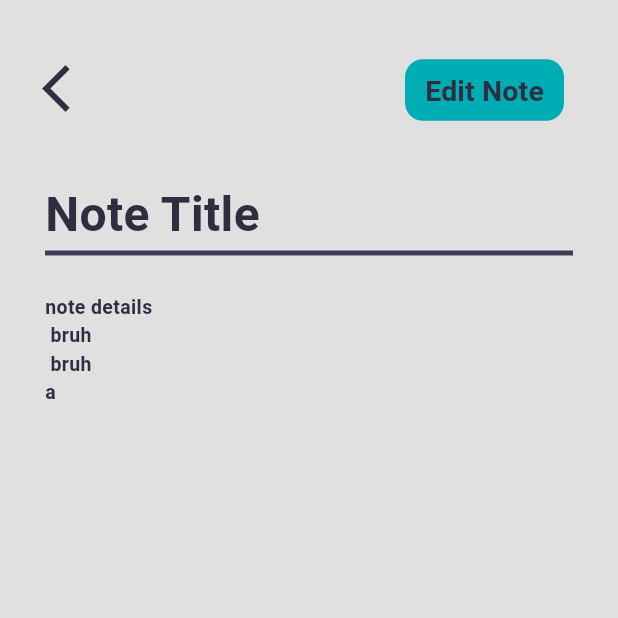
After one commit to mahdiezati0/js_project_Front, a Flutter app: the PreviewNote screen opened directly, on a phone screen of 412 x 824 dp, the top half of it. The commit adds this screen. Run offline on Flutter 3.47's test engine with Material 3 defaults, Android fonts, the phone set to English and light mode, and no system bars; network calls fail; Roboto replaces fonts that are missing (Mulish).

```diff
--- a/lib/create_note.dart
+++ b/lib/create_note.dart
@@ -43,7 +43,7 @@ class CreateNote extends StatelessWidget {
       } else if (response.statusCode == 400) {
         ScaffoldMessenger.of(context).showSnackBar(
           SnackBar(
-            content: Text('Failed: 400'),
+            content: Text('Please Check Your Internet Connection'),
             backgroundColor: Colors.red,
           ),
         );
@@ -51,7 +51,7 @@ class CreateNote extends StatelessWidget {
         // Initial
         ScaffoldMessenger.of(context).showSnackBar(
           SnackBar(
-            content: Text('Initial'),
+            content: Text('Please Check Your Internet Connection'),
             backgroundColor: Colors.blue,
           ),
         );
@@ -60,7 +60,7 @@ class CreateNote extends StatelessWidget {
       print('Error adding note: $error');
       ScaffoldMessenger.of(context).showSnackBar(
         SnackBar(
-          content: Text('Error adding note. Please try again.'),
+          content: Text('Please Check Your Internet Connection'),
           backgroundColor: Colors.red,
         ),
       );
--- a/lib/edit_note.dart
+++ b/lib/edit_note.dart
@@ -63,7 +63,7 @@ class EditNote extends StatelessWidget {
       print('Error updating note: $error');
       ScaffoldMessenger.of(context).showSnackBar(
         SnackBar(
-          content: Text('Error updating note. Please try again.'),
+          content: Text('Please Check Your Internet Connection'),
           backgroundColor: Colors.red,
         ),
       );
--- /dev/null
+++ b/lib/preview.dart
@@ -0,0 +1,138 @@
+import 'package:flutter/cupertino.dart';
+import 'package:flutter/material.dart';
+import 'package:flutter/widgets.dart';
+import 'edit_note.dart';
+
+class PreviewNote extends StatelessWidget {
+  const PreviewNote({super.key});
+
+  @override
+  Widget build(BuildContext context) {
+    TextTheme textTheme = Theme.of(context).textTheme;
+    return Scaffold(
+      backgroundColor: Color(0xffE0E0E0),
+      appBar: AppBar(
+        toolbarHeight: 100,
+        backgroundColor: Color(0xffE0E0E0),
+        elevation: 0.0,
+        leading: Padding(
+          padding: const EdgeInsets.only(top: 18.0, left: 20),
+          child: IconButton(
+            icon: Icon(
+              Icons.arrow_back_ios,
+              color: Color(0xff2F2E41),
+              size: 38,
+            ),
+            onPressed: () {
+              Navigator.of(context).pop();
+            },
+          ),
+        ),
+        title: Padding(
+          padding: const EdgeInsets.only(top: 8.0, right: 10),
+          child: Align(
+            alignment: Alignment.centerRight,
+            child: Padding(
+              padding: const EdgeInsets.only(top: 12.0, right: 10),
+              child: SizedBox(
+                height: 41,
+                width: 106,
+                child: TextButton(
+                  style: Theme.of(context).textButtonTheme.style!.copyWith(
+                        backgroundColor:
+                            MaterialStateProperty.all(Color(0xff00ADB5)),
+                        shape: MaterialStateProperty.all(RoundedRectangleBorder(
+                          borderRadius: BorderRadius.circular(12),
+                        )),
+                      ),
+                  onPressed: () {
+                    Navigator.push(
+                      context,
+                      MaterialPageRoute(
+                        builder: (context) => EditNote(
+                          memoId: '1',
+                          initialTitle: 'Initial Title',
+                          initialContent: 'Initial Content',
+                        ),
+                      ),
+                    );
+                  },
+
+
+                  child: Text(
+                    "Edit Note",
+                    style: TextStyle(
+                        color: Color(0xff2F2E41),
+                        fontFamily: "Mulish",
+                        fontWeight: FontWeight.bold,
+                        fontSize: 19),
+                  ),
+                ),
+              ),
+            ),
+          ),
+        ),
+      ),
+      body: SafeArea(
+        child: SingleChildScrollView(
+          physics: const BouncingScrollPhysics(),
+          child: Padding(
+              padding: const EdgeInsets.all(20.0),
+              child: Column(
+                crossAxisAlignment: CrossAxisAlignment.stretch,
+                children: [
+                  SizedBox(
+                    child: Padding(
+                      padding: const EdgeInsets.only(left: 10),
+                      // put the title of note in this widget?
+                      child: Text(
+                        "Note Title",
+                        style: TextStyle(
+                            color: Color(0xff2F2E41),
+                            fontFamily: "Mulish",
+                            fontWeight: FontWeight.bold,
+                            fontSize: 32),
+                      ),
+                    ),
+                    height: 40,
+                  ),
+                  SizedBox(
+                    height: 7,
+                  ),
+                  PreferredSize(
+                    preferredSize: Size.fromHeight(10.0),
+                    child: Padding(
+                      padding: const EdgeInsets.only(left: 10.0, right: 10.0),
+                      child: Container(
+                        color: Color(0xff3F3D56),
+                        height: 3.3,
+                      ),
+                    ),
+                  ),
+                  SizedBox(
+                    height: 25,
+                  ),
+                  SizedBox(
+                    child: Padding(
+                      padding: const EdgeInsets.only(left: 10),
+                      //put the note inside of this widget?
+                      child: Text(
+                        "note details \n bruh \n bruh\na",
+                        style: TextStyle(
+                            color: Color(0xff2F2E41),
+                            fontFamily: "Mulish",
+                            fontWeight: FontWeight.bold,
+                            fontSize: 13),
+                      ),
+                    ),
+                  ),
+                  SizedBox(
+                    height: 20,
+                  )
+                ],
+              )),
+        ),
+      ),
+    );
+  }
+}
```
Also changed, not shown: lib/login_page.dart (+23 -13 lines), lib/main_page.dart (+13 -11 lines), lib/register_page.dart (+35 -8 lines).
